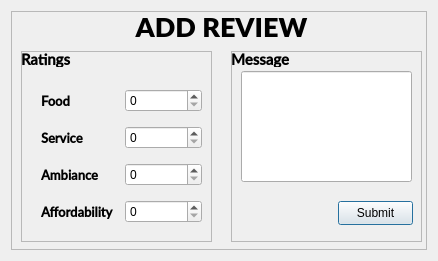
This is addreview.ui in KANKAN25/Tipid-Timpla-Tracker as Qt 5 draws it before an edit. The edited form follows.
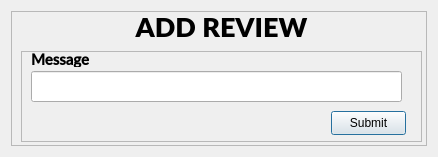
This is the edited form.

The edit to the form file:
```diff
--- a/addreview.ui
+++ b/addreview.ui
@@ -7,7 +7,7 @@
     <x>0</x>
     <y>0</y>
     <width>438</width>
-    <height>261</height>
+    <height>157</height>
    </rect>
   </property>
   <property name="windowTitle">
@@ -45,145 +45,13 @@
        <set>Qt::AlignCenter</set>
       </property>
      </widget>
-     <widget class="QFrame" name="frame_2">
-      <property name="geometry">
-       <rect>
-        <x>10</x>
-        <y>40</y>
-        <width>191</width>
-        <height>191</height>
-       </rect>
-      </property>
-      <property name="frameShape">
-       <enum>QFrame::StyledPanel</enum>
-      </property>
-      <property name="frameShadow">
-       <enum>QFrame::Raised</enum>
-      </property>
-      <widget class="QLabel" name="label_2">
-       <property name="geometry">
-        <rect>
-         <x>0</x>
-         <y>0</y>
-         <width>191</width>
-         <height>16</height>
-        </rect>
-       </property>
-       <property name="font">
-        <font>
-         <family>Lato Semibold</family>
-         <pointsize>11</pointsize>
-         <bold>true</bold>
-        </font>
-       </property>
-       <property name="text">
-        <string>Ratings</string>
-       </property>
-      </widget>
-      <widget class="QWidget" name="">
-       <property name="geometry">
-        <rect>
-         <x>20</x>
-         <y>30</y>
-         <width>161</width>
-         <height>151</height>
-        </rect>
-       </property>
-       <layout class="QVBoxLayout" name="verticalLayout">
-        <item>
-         <layout class="QHBoxLayout" name="horizontalLayout">
-          <item>
-           <widget class="QLabel" name="label_3">
-            <property name="font">
-             <font>
-              <family>Lato Semibold</family>
-              <pointsize>10</pointsize>
-              <bold>true</bold>
-             </font>
-            </property>
-            <property name="text">
-             <string>Food</string>
-            </property>
-           </widget>
-          </item>
-          <item>
-           <widget class="QSpinBox" name="spinBox"/>
-          </item>
-         </layout>
-        </item>
-        <item>
-         <layout class="QHBoxLayout" name="horizontalLayout_2">
-          <item>
-           <widget class="QLabel" name="label_4">
-            <property name="font">
-             <font>
-              <family>Lato Semibold</family>
-              <pointsize>10</pointsize>
-              <bold>true</bold>
-             </font>
-            </property>
-            <property name="text">
-             <string>Service</string>
-            </property>
-           </widget>
-          </item>
-          <item>
-           <widget class="QSpinBox" name="spinBox_2"/>
-          </item>
-         </layout>
-        </item>
-        <item>
-         <layout class="QHBoxLayout" name="horizontalLayout_3">
-          <item>
-           <widget class="QLabel" name="label_5">
-            <property name="font">
-             <font>
-              <family>Lato Semibold</family>
-              <pointsize>10</pointsize>
-              <bold>true</bold>
-             </font>
-            </property>
-            <property name="text">
-             <string>Ambiance</string>
-            </property>
-           </widget>
-          </item>
-          <item>
-           <widget class="QSpinBox" name="spinBox_3"/>
-          </item>
-         </layout>
-        </item>
-        <item>
-         <layout class="QHBoxLayout" name="horizontalLayout_4">
-          <item>
-           <widget class="QLabel" name="label_6">
-            <property name="font">
-             <font>
-              <family>Lato Semibold</family>
-              <pointsize>10</pointsize>
-              <bold>true</bold>
-             </font>
-            </property>
-            <property name="text">
-             <string>Affordability</string>
-            </property>
-           </widget>
-          </item>
-          <item>
-           <widget class="QSpinBox" name="spinBox_4"/>
-          </item>
-         </layout>
-        </item>
-       </layout>
-      </widget>
-     </widget>
      <widget class="QFrame" name="frame_3">
       <property name="geometry">
        <rect>
-        <x>220</x>
+        <x>10</x>
         <y>40</y>
-        <width>191</width>
-        <height>191</height>
+        <width>401</width>
+        <height>91</height>
        </rect>
       </property>
       <property name="frameShape">
@@ -195,7 +63,7 @@
       <widget class="QLabel" name="label">
        <property name="geometry">
         <rect>
-         <x>0</x>
+         <x>10</x>
          <y>0</y>
          <width>191</width>
          <height>16</height>
@@ -217,16 +85,16 @@
         <rect>
          <x>10</x>
          <y>20</y>
-         <width>171</width>
-         <height>111</height>
+         <width>371</width>
+         <height>31</height>
         </rect>
        </property>
       </widget>
       <widget class="QPushButton" name="pushButton">
        <property name="geometry">
         <rect>
-         <x>107</x>
-         <y>150</y>
+         <x>310</x>
+         <y>60</y>
          <width>75</width>
          <height>24</height>
         </rect>
```
Left out of the diff: 2 changed lines with no effect on the pictures.
